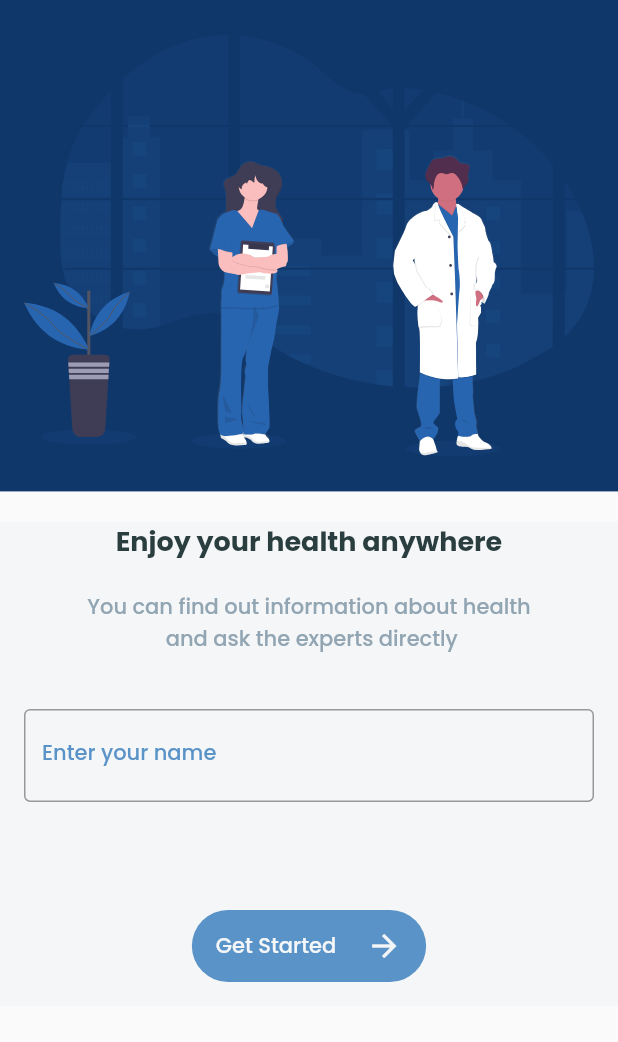
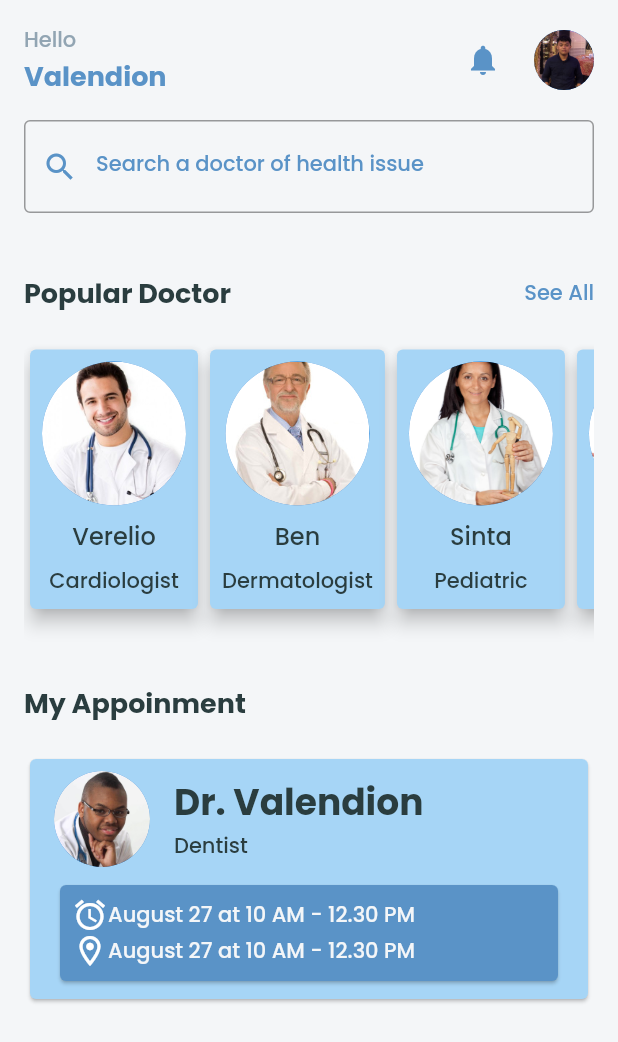
Before and after one commit to valendion/Submission-Flutter-Pemula, a Flutter app: the screen it shows after launch, on a phone screen of 412 x 824 dp. Shown: the top 1042 px of the screen. Run offline on Flutter 3.47's test engine with Material 2 defaults, Android fonts, the phone set to English and light mode, and no system bars; our stand-ins replace flutter_svg.

Commit message:
Menambahkan Home Page

```diff
--- a/lib/main.dart
+++ b/lib/main.dart
@@ -1,7 +1,8 @@
 import 'package:flutter/material.dart';
-import 'package:flutter_pemula_project/ui/first_page.dart';
+import 'package:flutter_pemula_project/ui/home_page.dart';
+import 'package:flutter_pemula_project/ui/tes_layout.dart';
 
-void main() => runApp(MyApp());
+void main() => runApp(const MyApp());
 
 class MyApp extends StatelessWidget {
   const MyApp({Key? key}) : super(key: key);
@@ -11,7 +12,7 @@ class MyApp extends StatelessWidget {
     return MaterialApp(
       debugShowCheckedModeBanner: false,
       theme: ThemeData(fontFamily: 'Poppins'),
-      home: FirstPage(),
+      home: HomePage(name: 'Valendion',)
     );
   }
 }
--- /dev/null
+++ b/lib/model/data_docter.dart
@@ -0,0 +1,22 @@
+import 'package:flutter/material.dart';
+
+final List imageDoctor = [
+  "assets/images/dummy_doctor1.jpg",
+  "assets/images/dummy_doctor3.jpg",
+  "assets/images/dummy_doctor2.jpg",
+  "assets/images/dummy_doctor4.jpg",
+];
+
+final List nameDoctor = [
+  "Verelio",
+  "Ben",
+  "Sinta",
+  "Dion"
+];
+
+final List specialistDoctor = [
+  "Cardiologist",
+  "Dermatologist",
+  "Pediatric",
+  "Psychiatrist"
+];
--- a/lib/style/theme.dart
+++ b/lib/style/theme.dart
@@ -1,15 +1,23 @@
 import 'package:flutter/material.dart';
 
-Color blueVeryLightColor = Color(0xffA6D5F6);
-Color whitePrimaryColor = Color(0xffF4F6F8);
-Color blackPrimaryColor = Color(0xff2A3D3F);
-Color greyPrimaryColor = Color(0xff92A5B3);
-Color bluePrimaryColor = Color(0xff5A93C7);
-Color blueDarkColor = Color(0xff2865B0);
-Color blueVeryDarkColor = Color(0xff0F376A);
+Color blueVeryLightColor = const Color(0xffA6D5F6);
+Color whitePrimaryColor = const Color(0xffF4F6F8);
+Color blackPrimaryColor = const Color(0xff2A3D3F);
+Color greyPrimaryColor = const Color(0xff92A5B3);
+Color bluePrimaryColor = const Color(0xff5A93C7);
+Color blueDarkColor = const Color(0xff2865B0);
+Color blueVeryDarkColor = const Color(0xff0F376A);
 
 TextStyle textTItleDark = TextStyle(
     fontSize: 18, color: blackPrimaryColor, fontWeight: FontWeight.w600
+);
+
+TextStyle textTitleBlue = TextStyle(
+    fontSize: 18, color: bluePrimaryColor, fontWeight: FontWeight.w600
+);
+
+TextStyle textTitleBig = TextStyle(
+    fontSize: 24, color: blackPrimaryColor, fontWeight: FontWeight.w600
 );
 
 TextStyle textTItle = TextStyle(
--- a/lib/ui/first_page.dart
+++ b/lib/ui/first_page.dart
@@ -1,11 +1,12 @@
 import 'package:flutter/cupertino.dart';
 import 'package:flutter/material.dart';
-import 'package:flutter/widgets.dart';
 import 'package:flutter_pemula_project/style/theme.dart';
 import 'package:flutter_svg/flutter_svg.dart';
 
 class FirstPage extends StatelessWidget {
   TextEditingController _controller = TextEditingController();
+
+  FirstPage({Key? key}) : super(key: key);
 
   @override
   Widget build(BuildContext context) {
@@ -31,7 +32,7 @@ class FirstPage extends StatelessWidget {
                 ),
                 color: blueVeryDarkColor,
               ),
-              SizedBox(
+              const SizedBox(
                 height: 20,
               ),
               Container(
@@ -61,7 +62,7 @@ class FirstPage extends StatelessWidget {
                         decoration: InputDecoration(
                           labelText: 'Enter your name',
                           labelStyle: textDesc3,
-                          border: OutlineInputBorder(),
+                          border: const OutlineInputBorder(),
                         ),
                       ),
                     ),
@@ -71,13 +72,13 @@ class FirstPage extends StatelessWidget {
                     ),
                     Container(
                       margin: EdgeInsets.all(16),
-                      padding: EdgeInsets.only(
+                      padding: const EdgeInsets.only(
                         left: 16,
                         right: 4,
                       ),
                       decoration: BoxDecoration(
                           color: bluePrimaryColor,
-                          borderRadius: BorderRadius.all(Radius.circular(40))),
+                          borderRadius: BorderRadius.all(const Radius.circular(40))),
                       child: Row(
                         mainAxisSize: MainAxisSize.min,
                         children: [
@@ -85,7 +86,7 @@ class FirstPage extends StatelessWidget {
                             'Get Started',
                             style: textButton,
                           ),
-                          SizedBox(
+                          const SizedBox(
                             width: 8,
                           ),
                           IconButton(
--- /dev/null
+++ b/lib/ui/home_page.dart
@@ -0,0 +1,139 @@
+import 'package:flutter/material.dart';
+import 'package:flutter_pemula_project/model/data_docter.dart';
+import 'package:flutter_pemula_project/style/theme.dart';
+import 'package:flutter_pemula_project/widget/card_myappoinment.dart';
+
+import '../widget/card_doctor.dart';
+
+class HomePage extends StatefulWidget {
+  final String name;
+
+  const HomePage({Key? key, required this.name}) : super(key: key);
+
+  @override
+  _HomePageState createState() => _HomePageState();
+}
+
+class _HomePageState extends State<HomePage> {
+  @override
+  Widget build(BuildContext context) {
+    return Scaffold(
+      backgroundColor: whitePrimaryColor,
+      resizeToAvoidBottomInset: false,
+      body: SafeArea(
+        child: SingleChildScrollView(
+          child: Padding(
+            padding: const EdgeInsets.all(16),
+            child: Column(
+              children: [
+                Row(
+                  mainAxisAlignment: MainAxisAlignment.spaceBetween,
+                  children: [
+                    Column(
+                      crossAxisAlignment: CrossAxisAlignment.start,
+                      children: [
+                        Text(
+                          'Hello',
+                          style: textDesc2,
+                        ),
+                        Text(
+                          widget.name,
+                          style: textTitleBlue,
+                        )
+                      ],
+                    ),
+                    Row(
+                      children: [
+                        IconButton(
+                          onPressed: () {},
+                          icon: const Icon(Icons.notifications),
+                          color: bluePrimaryColor,
+                        ),
+                        const SizedBox(
+                          width: 10,
+                        ),
+                        const CircleAvatar(
+                          backgroundImage:
+                              AssetImage('assets/images/profile.jpeg'),
+                        )
+                      ],
+                    ),
+                  ],
+                ),
+                const SizedBox(
+                  height: 16,
+                ),
+                TextFormField(
+                  decoration: InputDecoration(
+                    prefixIcon: Icon(
+                      Icons.search,
+                      color: bluePrimaryColor,
+                    ),
+                    labelText: 'Search a doctor of health issue',
+                    labelStyle: textDesc3,
+                    border: OutlineInputBorder(
+                        borderSide: BorderSide(color: blueVeryLightColor)),
+                  ),
+                ),
+                const SizedBox(
+                  height: 40,
+                ),
+                Row(
+                  mainAxisAlignment: MainAxisAlignment.spaceBetween,
+                  children: [
+                    Text(
+                      'Popular Doctor',
+                      style: textTItleDark,
+                    ),
+                    Text(
+                      'See All',
+                      style: textDesc3,
+                    ),
+                  ],
+                ),
+                const SizedBox(
+                  height: 20,
+                ),
+                SizedBox(
+                  // Ada cara lain biar tinggi Listview bisa mengikuti tinggi item kak ?
+                  height: MediaQuery.of(context).size.height / 4,
+                  child: ListView.builder(
+                    itemBuilder: (context, index) {
+                      return CardDoctor(
+                          name: nameDoctor[index],
+                          doctor: imageDoctor[index],
+                          specialist: specialistDoctor[index]);
+                    },
+                    itemCount: imageDoctor.length,
+                    // shrinkWrap: true,
+                    scrollDirection: Axis.horizontal,
+                  ),
+                ),
+                const SizedBox(
+                  height: 20,
+                ),
+                Row(
+                  mainAxisAlignment: MainAxisAlignment.start,
+                  children: [
+                    Text(
+                      'My Appoinment',
+                      style: textTItleDark,
+                    ),
+                  ],
+                ),
+
+                const SizedBox(
+                  height: 20,
+                ),
+
+                CardMyAppointment()
+              ],
+
+
+            ),
+          ),
+        ),
+      ),
+    );
+  }
+}
--- /dev/null
+++ b/lib/ui/tes_layout.dart
@@ -0,0 +1,20 @@
+import 'package:flutter/material.dart';
+import 'package:flutter_pemula_project/widget/card_myappoinment.dart';
+
+class TesLayout extends StatefulWidget {
+  const TesLayout({Key? key}) : super(key: key);
+
+  @override
+  _TesLayoutState createState() => _TesLayoutState();
+}
+
+class _TesLayoutState extends State<TesLayout> {
+  @override
+  Widget build(BuildContext context) {
+    return Scaffold(
+      body: SafeArea(
+        child: CardMyAppointment()
+      ),
+    );
+  }
+}
--- /dev/null
+++ b/lib/widget/card_doctor.dart
@@ -0,0 +1,51 @@
+import 'package:flutter/material.dart';
+import 'package:flutter_pemula_project/style/theme.dart';
+
+class CardDoctor extends StatefulWidget {
+  String doctor;
+  String name;
+  String specialist;
+
+  CardDoctor(
+      {required this.doctor, required this.name, required this.specialist});
+
+  @override
+  State<CardDoctor> createState() => _CardDoctorState();
+}
+
+class _CardDoctorState extends State<CardDoctor> {
+  @override
+  Widget build(BuildContext context) {
+    return Wrap(children: [
+      Card(
+        elevation: 5,
+        color: blueVeryLightColor,
+        child: Padding(
+          padding: EdgeInsets.all(8),
+          child: Column(
+            children: [
+              CircleAvatar(
+                backgroundImage: AssetImage(widget.doctor),
+                radius: 48, // Image radius
+              ),
+              SizedBox(
+                height: 8,
+              ),
+              Text(
+                widget.name,
+                style: textTItle,
+              ),
+              SizedBox(
+                height: 8,
+              ),
+              Text(
+                widget.specialist,
+                style: textDesc,
+              ),
+            ],
+          ),
+        ),
+      ),
+    ]);
+  }
+}
--- /dev/null
+++ b/lib/widget/card_myappoinment.dart
@@ -0,0 +1,78 @@
+import 'package:flutter/material.dart';
+import 'package:flutter_pemula_project/style/theme.dart';
+
+class CardMyAppointment extends StatelessWidget {
+  const CardMyAppointment({Key? key}) : super(key: key);
+
+  @override
+  Widget build(BuildContext context) {
+    return Wrap(
+      children: [
+        Card(
+          color: blueVeryLightColor,
+          child: Padding(
+            padding: const EdgeInsets.symmetric(horizontal: 16, vertical: 8),
+            child: Column(
+              children: [
+                Row(
+                  children: [
+                    const CircleAvatar(
+                      backgroundImage:
+                      AssetImage('assets/images/dummy_doctor5.jpg'),
+                      radius: 32, // Image radius
+                    ),
+                    const SizedBox(
+                      width: 16,
+                    ),
+                    Column(
+                      crossAxisAlignment: CrossAxisAlignment.start,
+                      children: [
+                        Text(
+                          'Dr. Valendion',
+                          style: textTitleBig,
+                        ),
+                        Text(
+                          'Dentist',
+                          style: textDesc,
+                        ),
+                      ],
+                    )
+                  ],
+                ),
+
+                SizedBox(height: 8,),
+
+                Card(
+                  color: bluePrimaryColor,
+                  child: Padding(
+                    padding: const EdgeInsets.all(8.0),
+                    child: Column(
+                      children: [
+                        Row(
+                          children: [
+                            const Icon(Icons.access_alarm, color: Colors.white,),
+                            Text(
+                              'August 27 at 10 AM - 12.30 PM',
+                              style: textButton,),
+                          ],
+                        ),
+                        Row(
+                          children: [
+                            const Icon(Icons.location_on_outlined, color: Colors.white,),
+                            Text(
+                              'August 27 at 10 AM - 12.30 PM',
+                              style: textButton,),
+                          ],
+                        )
+                      ],
+                    ),
+                  ),
+                )
+              ],
+            ),
+          ),
+        ),
+      ],
+    );
+  }
+}
--- a/pubspec.yaml
+++ b/pubspec.yaml
@@ -35,7 +35,6 @@ dependencies:
   # Use with the CupertinoIcons class for iOS style icons.
   cupertino_icons: ^1.0.2
   flutter_svg: ^1.0.3
-  keyboard_attachable: ^2.1.0
 
 dev_dependencies:
   flutter_test:
```
Also changed, not shown: assets/images/dummy_doctor1.jpg (added), assets/images/dummy_doctor2.jpg (added), assets/images/dummy_doctor3.jpg (added), assets/images/dummy_doctor4.jpg (added), assets/images/dummy_doctor5.jpg (added), assets/images/profile.jpeg (added), lib/ui/detail_page.dart (added), pubspec.lock.
